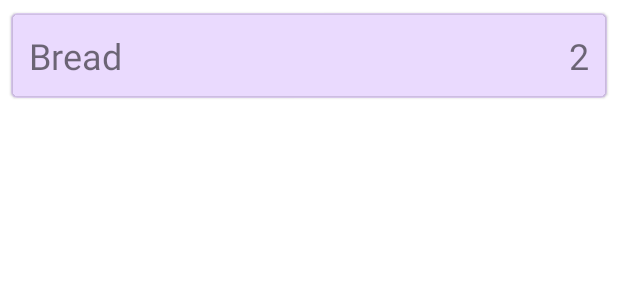
After one commit to makDmitr/ShoppingList, an Android app: the layout not_active_item.xml on its own in the app's theme, with its tools: preview values and no code run, on a phone screen of 412 x 824 dp. The commit adds this screen. Shown: the top 300 px of the screen. Run offline under Robolectric (Android 15) with nearby library versions, the phone set to English and light mode, and no system bars.

Commit message:
Added main screen layout and item layouts

```diff
--- /dev/null
+++ b/app/src/main/res/layout/not_active_item.xml
@@ -0,0 +1,35 @@
+<?xml version="1.0" encoding="utf-8"?>
+<androidx.cardview.widget.CardView xmlns:android="http://schemas.android.com/apk/res/android"
+    xmlns:app="http://schemas.android.com/apk/res-auto"
+    xmlns:tools="http://schemas.android.com/tools"
+    android:layout_width="match_parent"
+    android:layout_height="wrap_content"
+    android:layout_marginHorizontal="4dp"
+    android:layout_marginTop="4dp"
+    app:cardBackgroundColor="@color/purple_200_alpha_30"
+    app:cardCornerRadius="4dp"
+    app:cardElevation="1dp"
+    app:cardUseCompatPadding="true">
+
+    <LinearLayout
+        android:layout_width="match_parent"
+        android:layout_height="wrap_content"
+        android:orientation="horizontal"
+        android:padding="12dp">
+
+        <TextView
+            android:layout_width="0dp"
+            android:layout_height="wrap_content"
+            android:layout_weight="1"
+            android:textSize="24sp"
+            tools:text="Bread" />
+
+        <TextView
+            android:layout_width="wrap_content"
+            android:layout_height="wrap_content"
+            android:textSize="24sp"
+            tools:text="2" />
+
+    </LinearLayout>
+
+</androidx.cardview.widget.CardView>
--- a/app/src/main/res/values/colors.xml
+++ b/app/src/main/res/values/colors.xml
@@ -1,6 +1,7 @@
 <?xml version="1.0" encoding="utf-8"?>
 <resources>
     <color name="purple_200">#FFBB86FC</color>
+    <color name="purple_200_alpha_30">#4DBB86FC</color>
     <color name="purple_500">#FF6200EE</color>
     <color name="purple_700">#FF3700B3</color>
     <color name="teal_200">#FF03DAC5</color>
--- a/app/src/main/res/values/strings.xml
+++ b/app/src/main/res/values/strings.xml
@@ -1,3 +1,4 @@
 <resources>
     <string name="app_name">Shopping List</string>
+    <string name="add_element_content_description">Add Element</string>
 </resources>
```
Also changed, not shown: app/src/main/res/layout/active_item.xml (added, +35 -0 lines), app/src/main/res/layout/activity_main.xml (+21 -7 lines).
